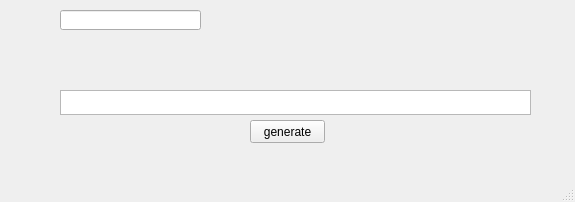
Before: the Qt Designer form mainwindow.ui in tgy112/3des_encode_decode, drawn with Qt 5.
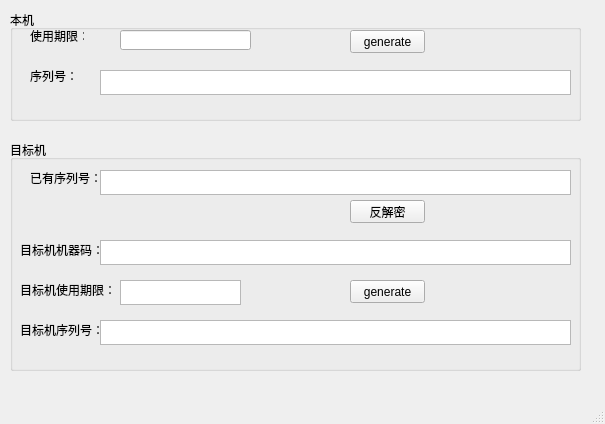
After: the same form once the commit is applied.

Commit message: 增加反解密

The edit to the form file:
```diff
--- a/mainwindow.ui
+++ b/mainwindow.ui
@@ -6,52 +6,246 @@
    <rect>
     <x>0</x>
     <y>0</y>
-    <width>575</width>
-    <height>202</height>
+    <width>605</width>
+    <height>424</height>
    </rect>
   </property>
   <property name="windowTitle">
    <string>keygen</string>
   </property>
   <widget class="QWidget" name="centralWidget">
-   <widget class="QPushButton" name="pushButton">
+   <widget class="QGroupBox" name="groupBox">
     <property name="geometry">
      <rect>
-      <x>250</x>
-      <y>120</y>
-      <width>75</width>
-      <height>23</height>
-     </rect>
-    </property>
-    <property name="text">
-     <string>generate</string>
-    </property>
-   </widget>
-   <widget class="QTextEdit" name="textEdit">
-    <property name="geometry">
-     <rect>
-      <x>60</x>
-      <y>90</y>
-      <width>471</width>
-      <height>25</height>
-     </rect>
-    </property>
-    <property name="maximumSize">
-     <size>
-      <width>16777215</width>
-      <height>31</height>
-     </size>
-    </property>
-   </widget>
-   <widget class="QLineEdit" name="lineEdit">
-    <property name="geometry">
-     <rect>
-      <x>60</x>
+      <x>10</x>
       <y>10</y>
-      <width>141</width>
-      <height>20</height>
+      <width>571</width>
+      <height>111</height>
      </rect>
     </property>
+    <property name="title">
+     <string>本机</string>
+    </property>
+    <widget class="QLineEdit" name="lineEdit">
+     <property name="geometry">
+      <rect>
+       <x>110</x>
+       <y>20</y>
+       <width>131</width>
+       <height>20</height>
+      </rect>
+     </property>
+    </widget>
+    <widget class="QTextEdit" name="textEdit">
+     <property name="geometry">
+      <rect>
+       <x>90</x>
+       <y>60</y>
+       <width>471</width>
+       <height>25</height>
+      </rect>
+     </property>
+     <property name="maximumSize">
+      <size>
+       <width>16777215</width>
+       <height>31</height>
+      </size>
+     </property>
+    </widget>
+    <widget class="QPushButton" name="pushButton">
+     <property name="geometry">
+      <rect>
+       <x>340</x>
+       <y>20</y>
+       <width>75</width>
+       <height>23</height>
+      </rect>
+     </property>
+     <property name="text">
+      <string>generate</string>
+     </property>
+    </widget>
+    <widget class="QLabel" name="label">
+     <property name="geometry">
+      <rect>
+       <x>20</x>
+       <y>20</y>
+       <width>54</width>
+       <height>12</height>
+      </rect>
+     </property>
+     <property name="text">
+      <string>使用期限：</string>
+     </property>
+    </widget>
+    <widget class="QLabel" name="label_2">
+     <property name="geometry">
+      <rect>
+       <x>20</x>
+       <y>60</y>
+       <width>54</width>
+       <height>12</height>
+      </rect>
+     </property>
+     <property name="text">
+      <string>序列号：</string>
+     </property>
+    </widget>
+   </widget>
+   <widget class="QGroupBox" name="groupBox_2">
+    <property name="geometry">
+     <rect>
+      <x>10</x>
+      <y>140</y>
+      <width>571</width>
+      <height>231</height>
+     </rect>
+    </property>
+    <property name="title">
+     <string>目标机</string>
+    </property>
+    <widget class="QTextEdit" name="other_sered">
+     <property name="geometry">
+      <rect>
+       <x>90</x>
+       <y>30</y>
+       <width>471</width>
+       <height>25</height>
+      </rect>
+     </property>
+     <property name="maximumSize">
+      <size>
+       <width>16777215</width>
+       <height>31</height>
+      </size>
+     </property>
+    </widget>
+    <widget class="QLabel" name="label_3">
+     <property name="geometry">
+      <rect>
+       <x>20</x>
+       <y>30</y>
+       <width>71</width>
+       <height>16</height>
+      </rect>
+     </property>
+     <property name="text">
+      <string>已有序列号：</string>
+     </property>
+    </widget>
+    <widget class="QTextEdit" name="other_key">
+     <property name="geometry">
+      <rect>
+       <x>90</x>
+       <y>180</y>
+       <width>471</width>
+       <height>25</height>
+      </rect>
+     </property>
+     <property name="maximumSize">
+      <size>
+       <width>16777215</width>
+       <height>31</height>
+      </size>
+     </property>
+    </widget>
+    <widget class="QTextEdit" name="other_id">
+     <property name="geometry">
+      <rect>
+       <x>90</x>
+       <y>100</y>
+       <width>471</width>
+       <height>25</height>
+      </rect>
+     </property>
+     <property name="maximumSize">
+      <size>
+       <width>16777215</width>
+       <height>31</height>
+      </size>
+     </property>
+    </widget>
+    <widget class="QLabel" name="label_4">
+     <property name="geometry">
+      <rect>
+       <x>10</x>
+       <y>100</y>
+       <width>81</width>
+       <height>20</height>
+      </rect>
+     </property>
+     <property name="text">
+      <string>目标机机器码：</string>
+     </property>
+    </widget>
+    <widget class="QTextEdit" name="other_date">
+     <property name="geometry">
+      <rect>
+       <x>110</x>
+       <y>140</y>
+       <width>121</width>
+       <height>25</height>
+      </rect>
+     </property>
+     <property name="maximumSize">
+      <size>
+       <width>16777215</width>
+       <height>31</height>
+      </size>
+     </property>
+    </widget>
+    <widget class="QLabel" name="label_5">
+     <property name="geometry">
+      <rect>
+       <x>10</x>
+       <y>140</y>
+       <width>91</width>
+       <height>20</height>
+      </rect>
+     </property>
+     <property name="text">
+      <string>目标机使用期限：</string>
+     </property>
+    </widget>
+    <widget class="QLabel" name="label_6">
+     <property name="geometry">
+      <rect>
+       <x>10</x>
+       <y>180</y>
+       <width>81</width>
+       <height>20</height>
+      </rect>
+     </property>
+     <property name="text">
+      <string>目标机序列号：</string>
+     </property>
+    </widget>
+    <widget class="QPushButton" name="decode">
+     <property name="geometry">
+      <rect>
+       <x>340</x>
+       <y>60</y>
+       <width>75</width>
+       <height>23</height>
+      </rect>
+     </property>
+     <property name="text">
+      <string>反解密</string>
+     </property>
+    </widget>
+    <widget class="QPushButton" name="pushButton_3">
+     <property name="geometry">
+      <rect>
+       <x>340</x>
+       <y>140</y>
+       <width>75</width>
+       <height>23</height>
+      </rect>
+     </property>
+     <property name="text">
+      <string>generate</string>
+     </property>
+    </widget>
    </widget>
   </widget>
   <widget class="QMenuBar" name="menuBar">
```
Left out of the diff: 2 changed lines with no effect on the pictures. The commit also changes 9 other files.
